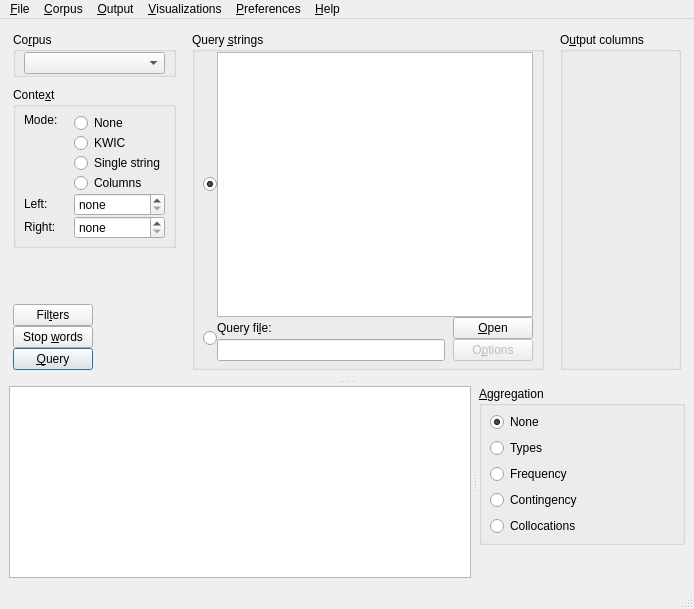
This is coquery/gui/ui/coquery.ui in gkunter/coquery as Qt 5 draws it before an edit. The edited form follows.
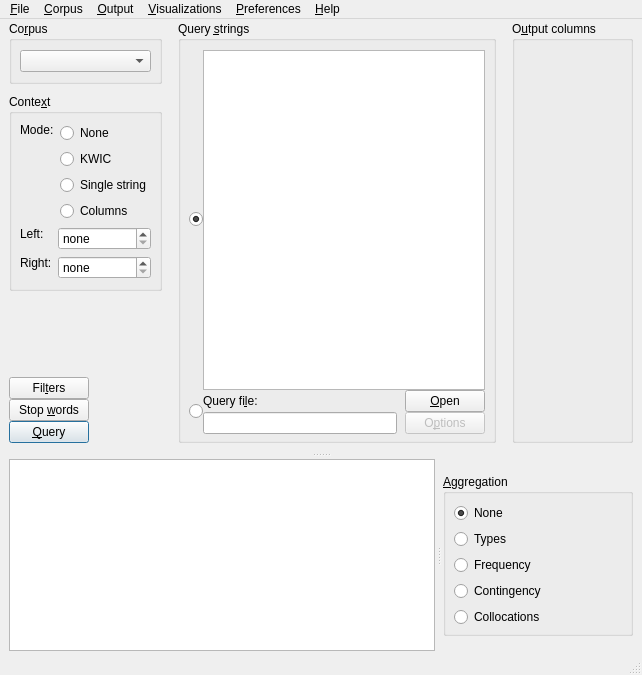
This is the edited form. Icons and pictures are not drawn.

Patch:
```diff
--- a/coquery/gui/ui/coquery.ui
+++ b/coquery/gui/ui/coquery.ui
@@ -6,8 +6,8 @@
    <rect>
     <x>0</x>
     <y>0</y>
-    <width>694</width>
-    <height>609</height>
+    <width>642</width>
+    <height>675</height>
    </rect>
   </property>
   <property name="windowTitle">
@@ -15,6 +15,12 @@
   </property>
   <widget class="QWidget" name="centralwidget">
    <layout class="QVBoxLayout" name="verticalLayout_6">
+    <property name="topMargin">
+     <number>2</number>
+    </property>
+    <property name="bottomMargin">
+     <number>2</number>
+    </property>
     <item>
      <widget class="QSplitter" name="splitter_2">
       <property name="orientation">
@@ -44,26 +50,21 @@
          <number>16</number>
         </property>
         <property name="leftMargin">
-         <number>4</number>
+         <number>0</number>
         </property>
         <property name="topMargin">
-         <number>4</number>
+         <number>0</number>
         </property>
         <property name="rightMargin">
-         <number>4</number>
+         <number>0</number>
         </property>
         <property name="bottomMargin">
          <number>8</number>
         </property>
         <item>
-         <layout class="QVBoxLayout" name="verticalLayout_3" stretch="0,0,0">
+         <layout class="QVBoxLayout" name="verticalLayout_3" stretch="0,0,0,0,0">
           <property name="spacing">
            <number>0</number>
-          </property>
-          <item>
-           <layout class="QVBoxLayout" name="verticalLayout_5">
-            <property name="spacing">
-             <number>10</number>
             </property>
             <item>
              <widget class="QGroupBox" name="box_corpus_select">
@@ -76,19 +77,13 @@
               <property name="title">
                <string>Co&amp;rpus</string>
               </property>
-              <layout class="QHBoxLayout" name="horizontalLayout_5">
+            <layout class="QVBoxLayout" name="verticalLayout_5">
                <property name="leftMargin">
                 <number>8</number>
                </property>
-               <property name="topMargin">
-                <number>0</number>
-               </property>
                <property name="rightMargin">
                 <number>8</number>
                </property>
-               <property name="bottomMargin">
-                <number>0</number>
-               </property>
                <item>
                 <widget class="QComboBox" name="combo_corpus">
                  <property name="sizePolicy">
@@ -117,6 +112,22 @@
               </layout>
              </widget>
             </item>
+          <item>
+           <spacer name="verticalSpacer_3">
+            <property name="orientation">
+             <enum>Qt::Vertical</enum>
+            </property>
+            <property name="sizeType">
+             <enum>QSizePolicy::Fixed</enum>
+            </property>
+            <property name="sizeHint" stdset="0">
+             <size>
+              <width>20</width>
+              <height>10</height>
+             </size>
+            </property>
+           </spacer>
+          </item>
             <item>
              <widget class="QGroupBox" name="box_context_mode">
               <property name="sizePolicy">
@@ -128,25 +139,15 @@
               <property name="title">
                <string>Conte&amp;xt</string>
               </property>
-              <layout class="QGridLayout" name="gridLayout">
+            <layout class="QVBoxLayout" name="verticalLayout_8">
                <property name="leftMargin">
                 <number>8</number>
                </property>
-               <property name="topMargin">
-                <number>6</number>
-               </property>
                <property name="rightMargin">
                 <number>8</number>
                </property>
-               <property name="bottomMargin">
-                <number>6</number>
-               </property>
-               <property name="horizontalSpacing">
-                <number>16</number>
-               </property>
-               <property name="verticalSpacing">
-                <number>0</number>
-               </property>
+             <item>
+              <layout class="QFormLayout" name="formLayout_3">
                <item row="0" column="0">
                 <widget class="QLabel" name="context_mode">
                  <property name="sizePolicy">
@@ -164,15 +165,18 @@
                 </widget>
                </item>
                <item row="0" column="1">
-                <layout class="QVBoxLayout" name="verticalLayout_11">
-                 <item>
+                <layout class="QFormLayout" name="formLayout">
+                 <property name="labelAlignment">
+                  <set>Qt::AlignLeading|Qt::AlignLeft|Qt::AlignVCenter</set>
+                 </property>
+                 <item row="0" column="0">
                   <widget class="QRadioButton" name="radio_context_none">
                    <property name="text">
                     <string>None</string>
                    </property>
                   </widget>
                  </item>
-                 <item>
+                 <item row="1" column="0">
                   <widget class="QRadioButton" name="radio_context_mode_kwic">
                    <property name="sizePolicy">
                     <sizepolicy hsizetype="Minimum" vsizetype="Fixed">
@@ -185,7 +189,7 @@
                    </property>
                   </widget>
                  </item>
-                 <item>
+                 <item row="2" column="0">
                   <widget class="QRadioButton" name="radio_context_mode_string">
                    <property name="sizePolicy">
                     <sizepolicy hsizetype="Minimum" vsizetype="Fixed">
@@ -198,7 +202,7 @@
                    </property>
                   </widget>
                  </item>
-                 <item>
+                 <item row="3" column="0">
                   <widget class="QRadioButton" name="radio_context_mode_columns">
                    <property name="sizePolicy">
                     <sizepolicy hsizetype="Minimum" vsizetype="Fixed">
@@ -213,10 +217,14 @@
                  </item>
                 </layout>
                </item>
-               <item row="1" column="0">
+              </layout>
+             </item>
+             <item>
+              <layout class="QFormLayout" name="formLayout_2">
+               <item row="0" column="0">
                 <widget class="QLabel" name="context_left_span_label">
                  <property name="sizePolicy">
-                  <sizepolicy hsizetype="Minimum" vsizetype="Fixed">
+                  <sizepolicy hsizetype="MinimumExpanding" vsizetype="Fixed">
                    <horstretch>0</horstretch>
                    <verstretch>0</verstretch>
                   </sizepolicy>
@@ -226,12 +234,7 @@
                  </property>
                 </widget>
                </item>
-               <item row="1" column="1">
-                <layout class="QHBoxLayout" name="context_left_span_layout">
-                 <property name="spacing">
-                  <number>0</number>
-                 </property>
-                 <item>
+               <item row="0" column="1">
                   <widget class="QSpinBox" name="context_left_span">
                    <property name="sizePolicy">
                     <sizepolicy hsizetype="Minimum" vsizetype="Fixed">
@@ -250,12 +253,10 @@
                    </property>
                   </widget>
                  </item>
-                </layout>
-               </item>
-               <item row="2" column="0">
+               <item row="1" column="0">
                 <widget class="QLabel" name="context_right_span_label">
                  <property name="sizePolicy">
-                  <sizepolicy hsizetype="Minimum" vsizetype="Fixed">
+                  <sizepolicy hsizetype="MinimumExpanding" vsizetype="Fixed">
                    <horstretch>0</horstretch>
                    <verstretch>0</verstretch>
                   </sizepolicy>
@@ -265,12 +266,7 @@
                  </property>
                 </widget>
                </item>
-               <item row="2" column="1">
-                <layout class="QHBoxLayout" name="context_right_span_layout">
-                 <property name="spacing">
-                  <number>0</number>
-                 </property>
-                 <item>
+               <item row="1" column="1">
                   <widget class="QSpinBox" name="context_right_span">
                    <property name="sizePolicy">
                     <sizepolicy hsizetype="Minimum" vsizetype="Fixed">
@@ -297,8 +293,6 @@
               </layout>
              </widget>
             </item>
-           </layout>
-          </item>
           <item>
            <spacer name="verticalSpacer">
             <property name="orientation">
@@ -320,7 +314,7 @@
               <verstretch>0</verstretch>
              </sizepolicy>
             </property>
-            <layout class="QGridLayout" name="box_qer_buttons" rowstretch="0,0,0,0" columnstretch="0,0">
+            <layout class="QGridLayout" name="box_buttons">
              <property name="sizeConstraint">
               <enum>QLayout::SetFixedSize</enum>
              </property>
@@ -420,9 +414,6 @@
            <property name="leftMargin">
             <number>8</number>
            </property>
-           <property name="topMargin">
-            <number>0</number>
-           </property>
            <property name="rightMargin">
             <number>8</number>
            </property>
@@ -450,7 +441,7 @@
              <item row="0" column="1">
               <widget class="QTextEdit" name="edit_query_string">
                <property name="sizePolicy">
-                <sizepolicy hsizetype="MinimumExpanding" vsizetype="MinimumExpanding">
+                <sizepolicy hsizetype="MinimumExpanding" vsizetype="Expanding">
                  <horstretch>0</horstretch>
                  <verstretch>0</verstretch>
                 </sizepolicy>
@@ -567,9 +558,6 @@
            <property name="leftMargin">
             <number>8</number>
            </property>
-           <property name="topMargin">
-            <number>0</number>
-           </property>
            <property name="rightMargin">
             <number>8</number>
            </property>
@@ -628,10 +616,13 @@
        </widget>
        <widget class="QWidget" name="layoutWidget">
         <layout class="QVBoxLayout" name="verticalLayout_4">
+         <property name="spacing">
+          <number>0</number>
+         </property>
          <item>
           <widget class="QGroupBox" name="groupBox">
            <property name="sizePolicy">
-            <sizepolicy hsizetype="Minimum" vsizetype="Preferred">
+            <sizepolicy hsizetype="Minimum" vsizetype="Fixed">
              <horstretch>0</horstretch>
              <verstretch>0</verstretch>
             </sizepolicy>
@@ -640,35 +631,14 @@
             <string>&amp;Aggregation</string>
            </property>
            <layout class="QVBoxLayout" name="verticalLayout_2">
-            <property name="spacing">
-             <number>0</number>
-            </property>
-            <property name="sizeConstraint">
-             <enum>QLayout::SetMinimumSize</enum>
-            </property>
             <property name="leftMargin">
              <number>8</number>
             </property>
-            <property name="topMargin">
-             <number>6</number>
-            </property>
             <property name="rightMargin">
              <number>8</number>
             </property>
             <property name="bottomMargin">
              <number>6</number>
-            </property>
-            <item>
-             <widget class="QFrame" name="frame_aggregation">
-              <property name="sizePolicy">
-               <sizepolicy hsizetype="Minimum" vsizetype="Fixed">
-                <horstretch>0</horstretch>
-                <verstretch>0</verstretch>
-               </sizepolicy>
-              </property>
-              <layout class="QVBoxLayout" name="verticalLayout_7">
-               <property name="margin">
-                <number>0</number>
                </property>
                <item>
                 <widget class="QRadioButton" name="radio_aggregate_none">
@@ -737,12 +707,6 @@
                </item>
                <item>
                 <widget class="QRadioButton" name="radio_aggregate_collocations">
-                 <property name="sizePolicy">
-                  <sizepolicy hsizetype="Minimum" vsizetype="Fixed">
-                   <horstretch>0</horstretch>
-                   <verstretch>0</verstretch>
-                  </sizepolicy>
-                 </property>
                  <property name="toolTip">
                   <string>&lt;html&gt;&lt;head/&gt;&lt;body&gt;&lt;p&gt;&lt;span style=&quot; font-weight:600;&quot;&gt;Show collocations.&lt;/span&gt;&lt;/p&gt;&lt;p&gt;For the tokens matching the query string, the left and right context as defined by the user is also queried for collocate words. The 'Query results' table shows one row for each collocate word, together with several collocation statistics. &lt;/p&gt;&lt;/body&gt;&lt;/html&gt;</string>
                  </property>
@@ -756,22 +720,6 @@
             </item>
            </layout>
           </widget>
-         </item>
-         <item>
-          <spacer name="verticalSpacer_2">
-           <property name="orientation">
-            <enum>Qt::Vertical</enum>
-           </property>
-           <property name="sizeHint" stdset="0">
-            <size>
-             <width>20</width>
-             <height>0</height>
-            </size>
-           </property>
-          </spacer>
-         </item>
-        </layout>
-       </widget>
       </widget>
      </widget>
     </item>
@@ -782,7 +730,7 @@
     <rect>
      <x>0</x>
      <y>0</y>
-     <width>694</width>
+     <width>642</width>
      <height>23</height>
     </rect>
    </property>
```
Left out of the diff: 14 changed lines with no effect on the pictures. Lines whose indentation alone changed are shown as unchanged.
